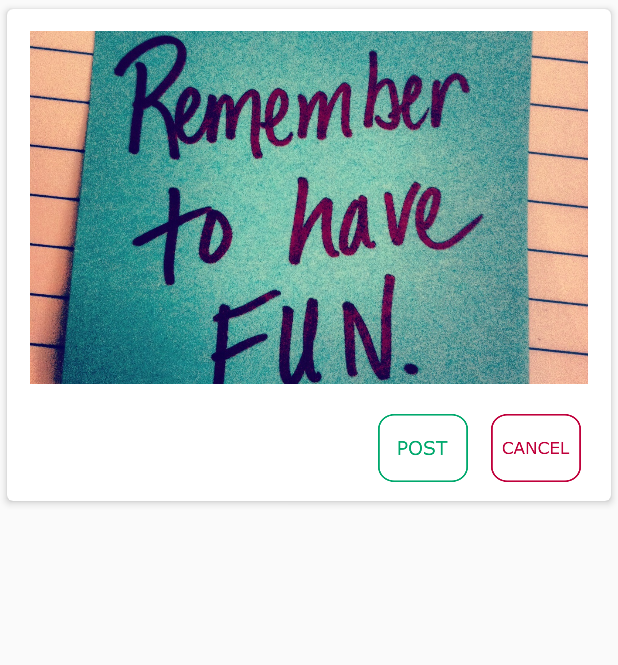
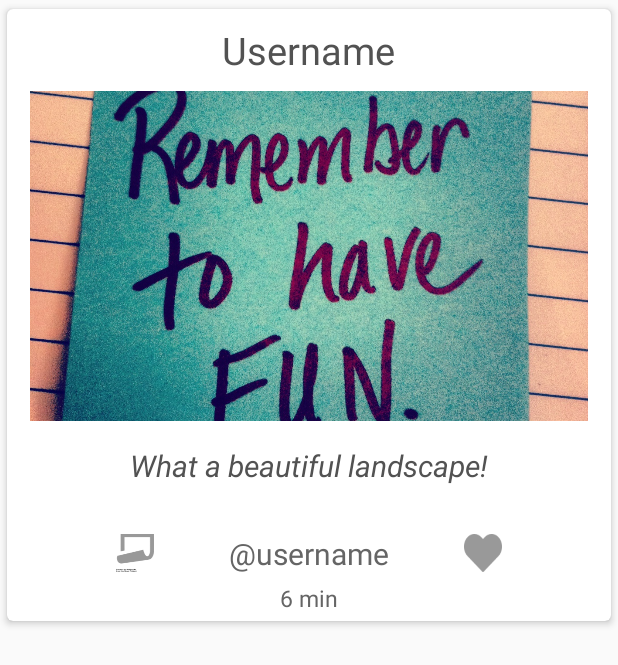
Before and after one commit to kuhnp/stickerProject, an Android app: the layout friendlistview.xml on its own in the app's theme, with its tools: preview values and no code run, on a phone screen of 412 x 824 dp. Shown: the top 665 px of the screen. Run offline under Robolectric (Android 15) with nearby library versions, the phone set to English and light mode, and no system bars.

Commit message:
Change new design for CardView

```diff
--- a/stickerProject/app/src/main/res/layout/friendlistview.xml
+++ b/stickerProject/app/src/main/res/layout/friendlistview.xml
@@ -12,7 +12,7 @@
         android:layout_gravity="center"
         android:layout_width="match_parent"
         android:background="@color/tab_color"
-        android:layout_height="340dp"
+        android:layout_height="420dp"
         card_view:cardCornerRadius="4dp"
         card_view:cardElevation="3dp"
         card_view:cardUseCompatPadding="true">
@@ -21,25 +21,91 @@
             android:layout_width="match_parent"
             android:layout_height="match_parent">
 
+            <TextView
+                android:id="@+id/friendStickerNameTV"
+                android:layout_width="wrap_content"
+                android:layout_height="wrap_content"
+                android:layout_centerHorizontal="true"
+                android:layout_alignParentTop="true"
+                android:layout_marginTop="10dp"
+                android:text="Username"
+                android:textColor="@color/text_grey"
+                android:textSize="25sp"/>
+
+            <ImageView
+                android:id="@+id/friendListIV"
+                android:layout_width="match_parent"
+                android:layout_height="220dp"
+                android:layout_below="@id/friendStickerNameTV"
+                android:layout_marginTop="10dp"
+                android:layout_marginRight="15dp"
+                android:layout_marginLeft="15dp"
+                android:layout_gravity="center"
+                android:scaleType="centerCrop"
+                android:src="@drawable/image_fun"/>
+
+            <TextView
+                android:id="@+id/stickerMessageTV"
+                android:layout_width="wrap_content"
+                android:layout_height="wrap_content"
+                android:text="What a beautiful landscape!"
+                android:layout_centerHorizontal="true"
+                android:layout_below="@+id/friendListIV"
+                android:layout_marginTop="16dp"
+                android:textSize="20sp"
+                android:textStyle="italic"
+                android:textColor="@color/text_grey"
+                />
+
+
             <RelativeLayout
                 android:layout_width="match_parent"
-                android:layout_height="70dp"
+                android:layout_height="90dp"
                 android:layout_alignParentBottom="true">
 
                 <TextView
-                    android:id="@+id/list_item_string"
-                    android:layout_width="150dp"
+                    android:id="@+id/friendStickerNameFrom"
+                    android:layout_width="wrap_content"
                     android:layout_height="wrap_content"
+                    android:layout_centerVertical="true"
                     android:layout_centerHorizontal="true"
-                    android:layout_marginRight="5dp"
-                    android:textColor="#ff525252"
-                    android:textSize="18dp"
-                    android:textStyle="bold"
-                    android:gravity="center"
+                    android:text="\@username"
+                    android:textSize="20sp"
+                    android:textColor="@color/text_grey_2"
+                    />
+                <Button
+                    android:id="@+id/newPostB"
+                    android:layout_width="25dp"
+                    android:layout_height="25dp"
                     android:layout_centerVertical="true"
+                    android:layout_toLeftOf="@id/friendStickerNameFrom"
+                    android:layout_marginRight="50dp"
+                    android:background="@drawable/post"/>
+
+                <Button
+                    android:id="@+id/likeB"
+                    android:layout_width="25dp"
+                    android:layout_height="25dp"
+                    android:layout_centerVertical="true"
+                    android:layout_toRightOf="@+id/friendStickerNameFrom"
+                    android:layout_marginLeft="50dp"
+                    android:background="@drawable/coeur"
+                    />
+
+                <TextView
+                    android:id="@+id/timeTV"
+                    android:layout_width="wrap_content"
+                    android:layout_height="wrap_content"
+                    android:layout_below="@+id/friendStickerNameFrom"
+                    android:layout_centerHorizontal="true"
+                    android:layout_marginTop="5dp"
+                    android:text="6 min"
+                    android:textColor="@color/text_grey_2"
+                    android:textSize="15sp"
                     />
 
                 <Button
+                    android:visibility="gone"
                     android:id="@+id/add_btn"
                     android:layout_width="60dp"
                     android:layout_height="45dp"
@@ -48,10 +114,10 @@
                     android:layout_marginRight="15dp"
                     android:background="@drawable/button_post2"
                     android:focusable="false"
-                    android:focusableInTouchMode="false"
-                    />
+                    android:focusableInTouchMode="false"/>
 
                 <Button
+                    android:visibility="gone"
                     android:id="@+id/cancel_btn"
                     android:layout_width="60dp"
                     android:layout_height="45dp"
@@ -64,25 +130,6 @@
 
             </RelativeLayout>
 
-
-            <FrameLayout
-                android:layout_width="fill_parent"
-                android:layout_height="250dp"
-                android:layout_alignParentRight="true"
-                android:id="@+id/frameIV">
-                <ImageView
-                    android:layout_width="fill_parent"
-                    android:layout_height="fill_parent"
-                    android:layout_marginRight="15dp"
-                    android:layout_marginLeft="15dp"
-                    android:layout_marginTop="10dp"
-                    android:layout_gravity="center"
-                    android:scaleType="centerCrop"
-                    android:src="@drawable/image_fun"
-                    android:id="@+id/friendListIV"/>
-
-            </FrameLayout>
-
         </RelativeLayout>
 
     </android.support.v7.widget.CardView>
--- a/stickerProject/app/src/main/res/values/colors.xml
+++ b/stickerProject/app/src/main/res/values/colors.xml
@@ -13,4 +13,13 @@
     <color name="pink_pressed">#ffa9003b</color>
 
     <color name="white">#ffffff</color>
+
+
+    <!--Text-->
+
+    <color name="text_grey">#525252</color>
+    <color name="text_grey_2">#ff656565</color>
+
+
+
 </resources>
```
Also changed, not shown: stickerProject/app/src/main/java/com/example/rrhg5930/stickerproject/adapter/FriendAdapter.java (+2 -6 lines), stickerProject/app/src/main/java/com/example/rrhg5930/stickerproject/fragment/FriendListFragment.java (+2 -7 lines), stickerProject/app/src/main/java/com/example/rrhg5930/stickerproject/fragment/mainStickerFragment.java (+2 -8 lines), stickerProject/app/src/main/res/layout/main_sticker_layout.xml (+65 -31 lines), stickerProject/app/src/main/res/drawable/coeur.png (added), stickerProject/app/src/main/res/drawable/forward.png (added), stickerProject/app/src/main/res/drawable/post.png (added).
